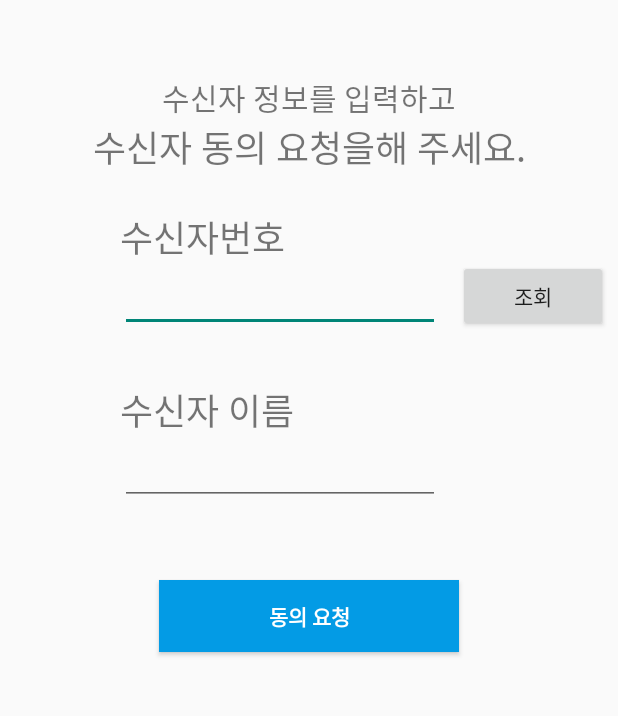
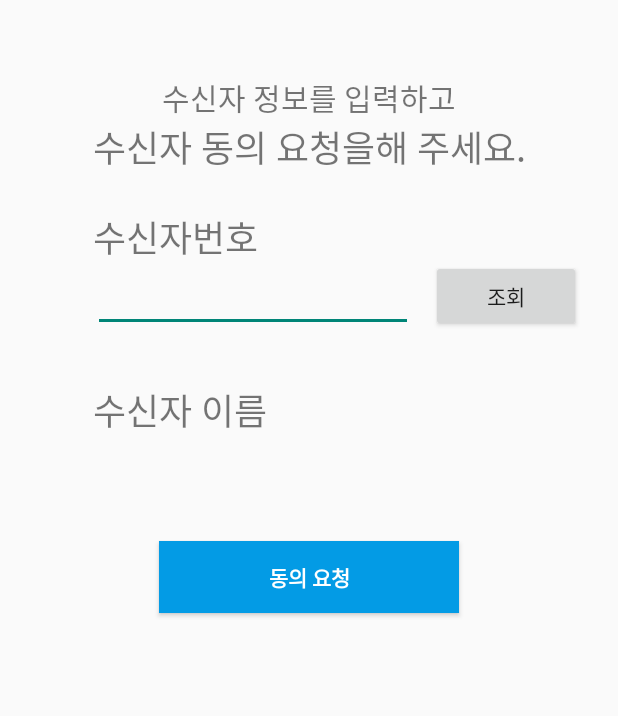
Before and after one commit to https-github-com-InJoon-L/SYDER_Android_map, an Android app: the activity_send screen opened directly, with no data from a screen before it, after a tap on "조회", on a phone screen of 412 x 824 dp, the part 179-895 px from its top. Run offline under Robolectric (Android 15) with nearby library versions, the phone set to English and light mode, and no system bars; our stand-ins replace Volley; network calls fail; 1 statement that could not run was skipped.

Commit message:
sendModified

```diff
--- a/app/src/main/java/com/example/syder/activity_send.java
+++ b/app/src/main/java/com/example/syder/activity_send.java
@@ -14,10 +14,12 @@ import com.android.volley.Request;
 import com.android.volley.RequestQueue;
 import com.android.volley.Response;
 import com.android.volley.VolleyError;
+import com.android.volley.toolbox.JsonObjectRequest;
 import com.android.volley.toolbox.StringRequest;
 import com.android.volley.toolbox.Volley;
 import com.example.syder.databinding.ActivitySendBinding;
 
+import org.json.JSONArray;
 import org.json.JSONException;
 import org.json.JSONObject;
 
@@ -28,7 +30,8 @@ public class activity_send extends AppCompatActivity {
     private static final String TAG =  "activity_send";
     private ActivitySendBinding binding;
     private RequestQueue requestQueue;
-
+    static String receiverName;
+    static int receiverID;
     @Override
     protected void onCreate(Bundle savedInstanceState) {
         super.onCreate(savedInstanceState);
@@ -40,6 +43,8 @@ public class activity_send extends AppCompatActivity {
             @Override
             public void onClick(View v) {
                 checkSender();
+                Log.d("응답", receiverName + receiverID);
+                binding.senderName.setText(receiverName);
             }
         });
 
@@ -47,14 +52,26 @@ public class activity_send extends AppCompatActivity {
 
 
     public void checkSender(){
-        String setPhone = binding.senderPhonenumber.getText().toString();
-        String url = "http://13.124.189.186/api/user/request?phone=" + setPhone + "&guard=admin";
+        String phoneNumber = binding.senderPhonenumber.getText().toString();
+        String url = "http://13.124.189.186/api/user/request?phone="+phoneNumber+"&guard=user";
 
         StringRequest request = new StringRequest(Request.Method.GET, url, new Response.Listener<String>() {
 
             public void onResponse(String response) {
                 Log.d(TAG,"응답" + response);
-
+                try {
+                    JSONObject jsonResponse = new JSONObject(response);
+                    JSONArray jsonReceiver = jsonResponse.getJSONArray("receiver");
+                    String receiverArray = jsonReceiver.getString(0);
+                    JSONObject jsonName = new JSONObject(receiverArray);
+                    int getID = jsonName.getInt("id");
+                    String getName = jsonName.getString("name");
+                    receiverID = getID;
+                    receiverName = getName;
+                    Log.d(TAG,"응답 : ID - " + receiverID + " Name - " + receiverName);
+                } catch (JSONException e) {
+                    e.printStackTrace();
+                }
             }
         },new Response.ErrorListener(){
             @Override
--- a/app/src/main/res/layout/activity_send.xml
+++ b/app/src/main/res/layout/activity_send.xml
@@ -58,7 +58,7 @@
         android:ems="10"
         android:inputType="phone"
         app:layout_constraintEnd_toEndOf="@+id/textView2"
-        app:layout_constraintHorizontal_bias="0.24"
+        app:layout_constraintHorizontal_bias="0.0"
         app:layout_constraintStart_toStartOf="@+id/textView2"
         app:layout_constraintTop_toBottomOf="@+id/textView2" />
 
@@ -82,13 +82,12 @@
         app:layout_constraintBottom_toTopOf="@+id/sender_Name"
         app:layout_constraintStart_toStartOf="@+id/sender_Phonenumber" />
 
-    <EditText
+    <TextView
         android:id="@+id/sender_Name"
         android:layout_width="wrap_content"
         android:layout_height="wrap_content"
         android:layout_marginTop="70dp"
         android:ems="10"
-        android:inputType="numberSigned"
         app:layout_constraintEnd_toEndOf="@+id/textView2"
         app:layout_constraintHorizontal_bias="0.24"
         app:layout_constraintStart_toStartOf="@+id/textView2"
```
